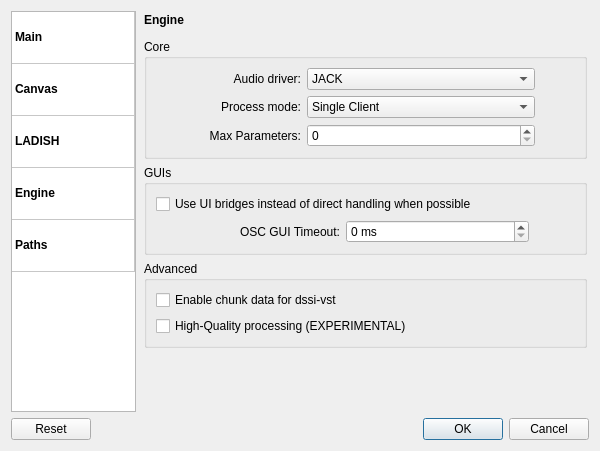
The window that src/ui/settings_app.ui (falkTX/Cadence) describes before a commit, drawn with Qt 5.
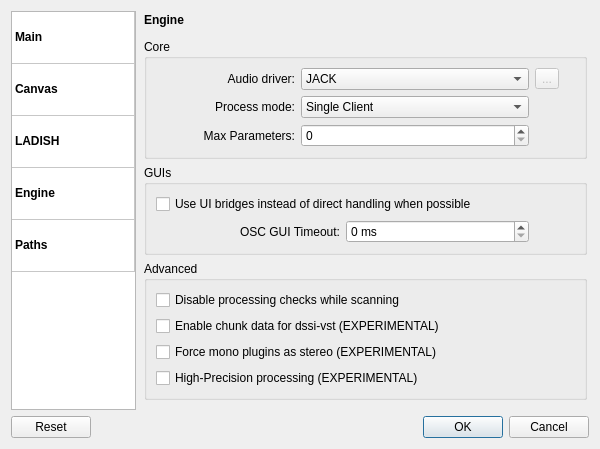
The same window after the commit. The open tabs and pages were chosen to show the change. Icons and pictures are not drawn.

Commit message: Carla: Add 2 new options; Implement forced-stereo for LV2 plugins

What changed in the file:
```diff
--- a/src/ui/settings_app.ui
+++ b/src/ui/settings_app.ui
@@ -7,7 +7,7 @@
     <x>0</x>
     <y>0</y>
     <width>600</width>
-    <height>451</height>
+    <height>449</height>
    </rect>
   </property>
   <property name="minimumSize">
@@ -788,45 +788,25 @@
             <string>Core</string>
            </property>
            <layout class="QGridLayout" name="gridLayout_7">
-            <item row="4" column="1">
-             <widget class="QSpinBox" name="sb_engine_max_params">
-              <property name="toolTip">
-               <string>Maximum number of parameters to allow in the built-in 'Edit' dialog</string>
-              </property>
-              <property name="maximum">
-               <number>1000</number>
-              </property>
-             </widget>
-            </item>
-            <item row="4" column="2">
-             <spacer name="horizontalSpacer_2">
-              <property name="orientation">
-               <enum>Qt::Horizontal</enum>
-              </property>
-              <property name="sizeType">
-               <enum>QSizePolicy::Fixed</enum>
-              </property>
-              <property name="sizeHint" stdset="0">
-               <size>
-                <width>40</width>
-                <height>10</height>
-               </size>
-              </property>
-             </spacer>
-            </item>
-            <item row="4" column="0">
-             <widget class="QLabel" name="label_7">
-              <property name="toolTip">
-               <string>Maximum number of parameters to allow in the built-in 'Edit' dialog</string>
-              </property>
+            <item row="0" column="0">
+             <widget class="QLabel" name="label_21">
               <property name="text">
-               <string>Max Parameters:</string>
+               <string>Audio driver:</string>
               </property>
               <property name="alignment">
                <set>Qt::AlignRight|Qt::AlignTrailing|Qt::AlignVCenter</set>
               </property>
              </widget>
             </item>
+            <item row="0" column="1">
+             <widget class="QComboBox" name="cb_engine_audio_driver">
+              <item>
+               <property name="text">
+                <string>JACK</string>
+               </property>
+              </item>
+             </widget>
+            </item>
             <item row="1" column="0">
              <widget class="QLabel" name="label_20">
               <property name="text">
@@ -856,25 +836,55 @@
               </item>
              </widget>
             </item>
-            <item row="0" column="1">
-             <widget class="QComboBox" name="cb_engine_audio_driver">
-              <item>
-               <property name="text">
-                <string>JACK</string>
-               </property>
-              </item>
-             </widget>
-            </item>
-            <item row="0" column="0">
-             <widget class="QLabel" name="label_21">
+            <item row="2" column="0">
+             <widget class="QLabel" name="label_7">
+              <property name="toolTip">
+               <string>Maximum number of parameters to allow in the built-in 'Edit' dialog</string>
+              </property>
               <property name="text">
-               <string>Audio driver:</string>
+               <string>Max Parameters:</string>
               </property>
               <property name="alignment">
                <set>Qt::AlignRight|Qt::AlignTrailing|Qt::AlignVCenter</set>
               </property>
              </widget>
             </item>
+            <item row="2" column="1">
+             <widget class="QSpinBox" name="sb_engine_max_params">
+              <property name="toolTip">
+               <string>Maximum number of parameters to allow in the built-in 'Edit' dialog</string>
+              </property>
+              <property name="maximum">
+               <number>1000</number>
+              </property>
+             </widget>
+            </item>
+            <item row="2" column="2">
+             <spacer name="horizontalSpacer_2">
+              <property name="orientation">
+               <enum>Qt::Horizontal</enum>
+              </property>
+              <property name="sizeType">
+               <enum>QSizePolicy::Fixed</enum>
+              </property>
+              <property name="sizeHint" stdset="0">
+               <size>
+                <width>40</width>
+                <height>10</height>
+               </size>
+              </property>
+             </spacer>
+            </item>
+            <item row="0" column="2">
+             <widget class="QToolButton" name="tb_engine_driver_config">
+              <property name="enabled">
+               <bool>false</bool>
+              </property>
+              <property name="text">
+               <string>...</string>
+              </property>
+             </widget>
+            </item>
            </layout>
           </widget>
          </item>
@@ -945,22 +955,44 @@
             <string>Advanced</string>
            </property>
            <layout class="QVBoxLayout" name="verticalLayout_17">
+            <item>
+             <widget class="QCheckBox" name="ch_engine_disable_checks">
+              <property name="toolTip">
+               <string>Carla will run small processing checks when scanning the plugins (to make sure they won't crash).
+You can disable these checks to get a faster scanning time (at your own risk).</string>
+              </property>
+              <property name="text">
+               <string>Disable processing checks while scanning</string>
+              </property>
+             </widget>
+            </item>
             <item>
              <widget class="QCheckBox" name="ch_engine_dssi_chunks">
               <property name="text">
-               <string>Enable chunk data for dssi-vst</string>
+               <string>Enable chunk data for dssi-vst (EXPERIMENTAL)</string>
               </property>
              </widget>
             </item>
             <item>
-             <widget class="QCheckBox" name="ch_engine_process_hq">
+             <widget class="QCheckBox" name="ch_engine_force_stereo">
+              <property name="toolTip">
+               <string>Force mono plugins as stereo by running 2 instances at the same time.
+This mode is not available for VST plugins.</string>
+              </property>
+              <property name="text">
+               <string>Force mono plugins as stereo (EXPERIMENTAL)</string>
+              </property>
+             </widget>
+            </item>
+            <item>
+             <widget class="QCheckBox" name="ch_engine_process_hp">
               <property name="toolTip">
                <string>Process audio in blocks of 8 samples, allowing &quot;per-sample&quot; automation.
 Recommended to use when 'rendering' a project.
 Some plugins might not work properly under this mode.</string>
               </property>
               <property name="text">
-               <string>High-Quality processing (EXPERIMENTAL)</string>
+               <string>High-Precision processing (EXPERIMENTAL)</string>
               </property>
              </widget>
             </item>
```
Left out of the diff: 52 changed lines with no effect on the pictures. The commit also changes 14 other files.
